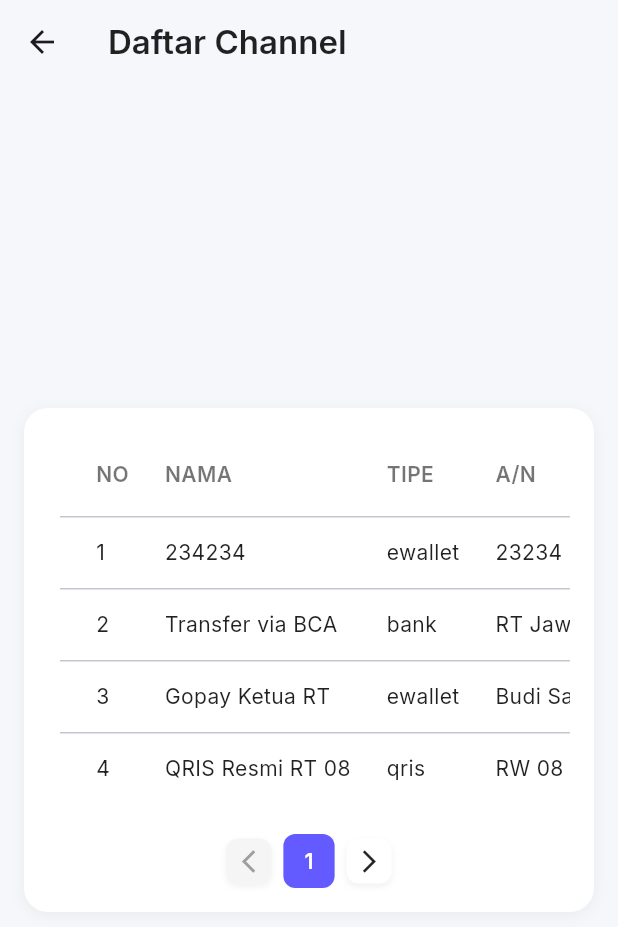
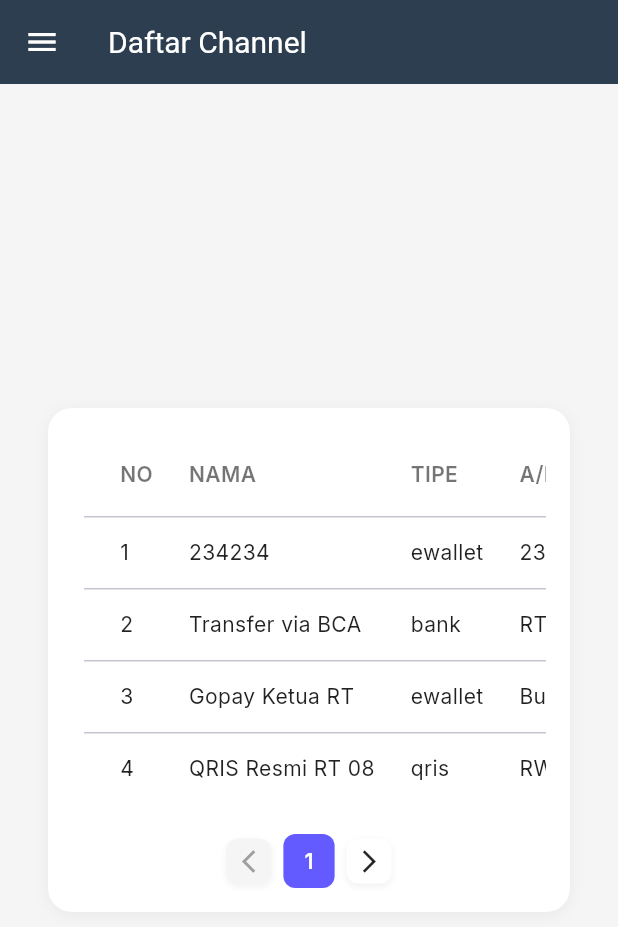
Before and after one commit to KevinASaputra/mobile_josjis_Kel2, a Flutter app: the ChannelDaftarScreen screen opened by its route, on a phone screen of 412 x 824 dp. Shown: the top 927 px of the screen. Run offline on Flutter 3.47's test engine with Material 3 defaults, Android fonts, the phone set to English and light mode, and no system bars; our stand-ins replace file_picker, fl_chart, google_fonts.

Commit message:
Refactor channel transfer screens to use DashboardLayout for consistent UI structure

```diff
--- a/jawara/lib/screens/channel_transfer/channel_daftar_screen.dart
+++ b/jawara/lib/screens/channel_transfer/channel_daftar_screen.dart
@@ -2,6 +2,7 @@ import 'package:flutter/material.dart';
 import 'package:google_fonts/google_fonts.dart';
 import 'channel_detail_screen.dart';
 import 'channel_edit_screen.dart';
+import '../../widgets/dashboard_layout.dart';
 
 class ChannelDaftarScreen extends StatelessWidget {
   const ChannelDaftarScreen({super.key});
@@ -9,7 +10,6 @@ class ChannelDaftarScreen extends StatelessWidget {
   @override
   Widget build(BuildContext context) {
     const Color primaryColor = Color(0xFF635BFF);
-    const Color bgColor = Color(0xFFF5F7FB);
 
     final List<Map<String, String>> data = [
       {
@@ -42,20 +42,9 @@ class ChannelDaftarScreen extends StatelessWidget {
       },
     ];
 
-    return Scaffold(
-      backgroundColor: bgColor,
-      appBar: AppBar(
-        title: Text(
-          'Daftar Channel',
-          style: GoogleFonts.inter(
-            fontWeight: FontWeight.w600,
-            color: Colors.black87,
-          ),
-        ),
-        backgroundColor: bgColor,
-        elevation: 0,
-      ),
-      body: LayoutBuilder(
+    return DashboardLayout(
+      title: 'Daftar Channel',
+      child: LayoutBuilder(
         builder: (context, constraints) {
           bool isMobile = constraints.maxWidth < 700;
 
```
Also changed, not shown: jawara/lib/screens/channel_transfer/channel_detail_screen.dart (+3 -16 lines), jawara/lib/screens/channel_transfer/channel_edit_screen.dart (+4 -20 lines), jawara/lib/screens/channel_transfer/channel_tambah_screen.dart (+48 -33 lines).
